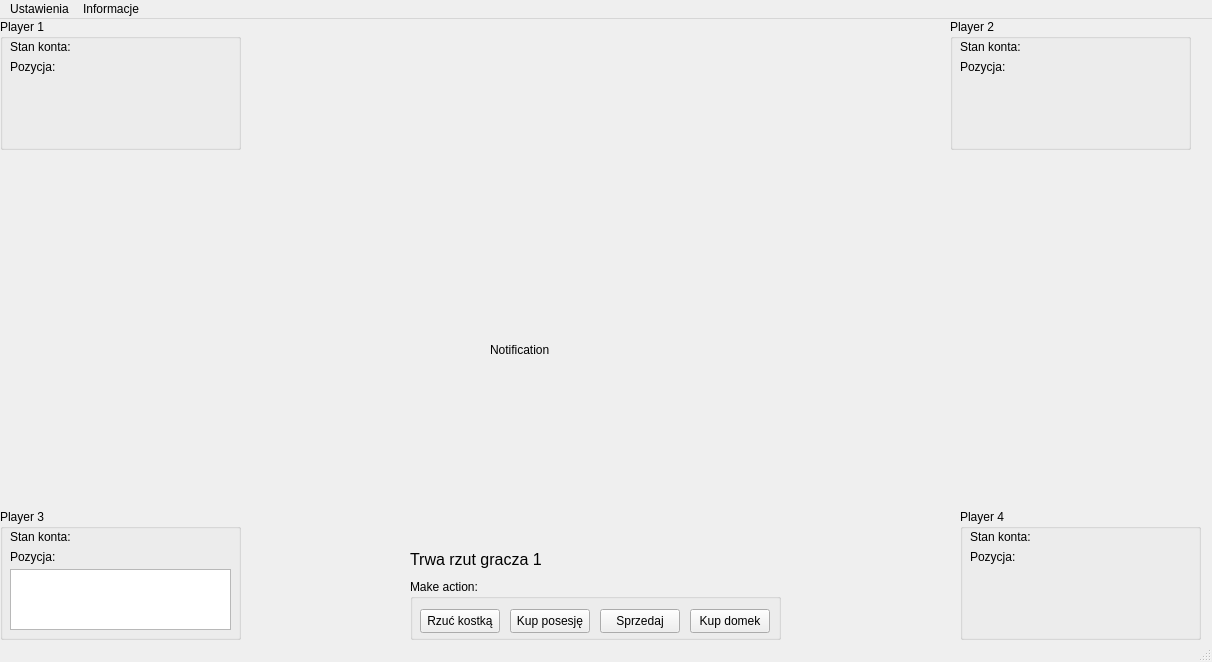
Above: mainwindow.ui from piterbx/naukopoly before the change. Below: the same form after it.
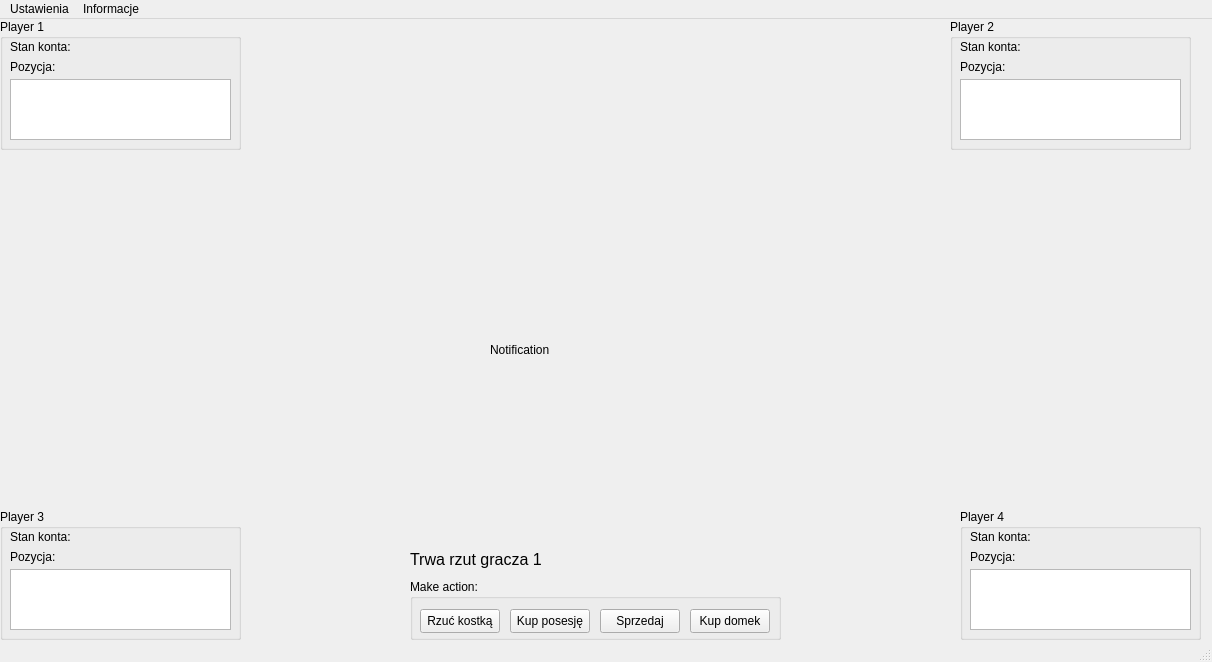
That is the form after the change.

Commit message: vector table methods added, displaying QListWidget items functions added

```diff
--- a/mainwindow.ui
+++ b/mainwindow.ui
@@ -67,6 +67,16 @@
       <string>Pozycja:</string>
      </property>
     </widget>
+    <widget class="QListWidget" name="listWidget1">
+     <property name="geometry">
+      <rect>
+       <x>10</x>
+       <y>60</y>
+       <width>221</width>
+       <height>61</height>
+      </rect>
+     </property>
+    </widget>
    </widget>
    <widget class="QGroupBox" name="groupBoxMenu">
     <property name="geometry">
@@ -241,6 +251,16 @@
       <string>Pozycja:</string>
      </property>
     </widget>
+    <widget class="QListWidget" name="listWidget4">
+     <property name="geometry">
+      <rect>
+       <x>10</x>
+       <y>60</y>
+       <width>221</width>
+       <height>61</height>
+      </rect>
+     </property>
+    </widget>
    </widget>
    <widget class="QGroupBox" name="groupBoxPlayer2">
     <property name="geometry">
@@ -280,6 +300,16 @@
       <string>Pozycja:</string>
      </property>
     </widget>
+    <widget class="QListWidget" name="listWidget2">
+     <property name="geometry">
+      <rect>
+       <x>10</x>
+       <y>60</y>
+       <width>221</width>
+       <height>61</height>
+      </rect>
+     </property>
+    </widget>
    </widget>
    <widget class="QLabel" name="labelNotification">
     <property name="geometry">
```
The commit also changes 7 other files.
